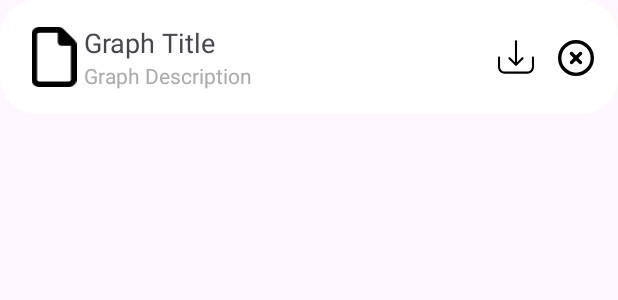
After one commit to BrunoSilvaa/MEICM_SSC, an Android app: the layout item_scan_history.xml on its own in the app's theme, with its tools: preview values and no code run, on a phone screen of 412 x 824 dp. The commit adds this screen. Shown: the top 300 px of the screen. Run offline under Robolectric (Android 15) with nearby library versions, the light colour scheme and no system bars.

Commit message:
Created History Scan and respective views

```diff
--- a/app/build.gradle.kts
+++ b/app/build.gradle.kts
@@ -46,6 +46,8 @@ dependencies {
     implementation("androidx.constraintlayout:constraintlayout:2.1.4")
     implementation("androidx.navigation:navigation-fragment-ktx:2.7.7")
     implementation("androidx.navigation:navigation-ui-ktx:2.7.7")
+    implementation("androidx.recyclerview:recyclerview:1.3.2")
+    implementation("androidx.swiperefreshlayout:swiperefreshlayout:1.1.0")
     testImplementation("junit:junit:4.13.2")
     androidTestImplementation("androidx.test.ext:junit:1.1.5")
     androidTestImplementation("androidx.test.espresso:espresso-core:3.5.1")
--- a/app/src/main/AndroidManifest.xml
+++ b/app/src/main/AndroidManifest.xml
@@ -28,5 +28,6 @@
             </intent-filter>
         </activity>
         <activity android:name=".ScannerActivity"></activity>
+        <activity android:name=".ScanHistoryActivity"></activity>
     </application>
 </manifest>
--- /dev/null
+++ b/app/src/main/res/drawable/ic_delete.xml
@@ -0,0 +1,9 @@
+<vector xmlns:android="http://schemas.android.com/apk/res/android"
+    android:width="512dp"
+    android:height="512dp"
+    android:viewportWidth="512"
+    android:viewportHeight="512">
+  <path
+      android:fillColor="#FF000000"
+      android:pathData="M256,48a208,208 0,1 1,0 416,208 208,0 1,1 0,-416zM256,512A256,256 0,1 0,256 0a256,256 0,1 0,0 512zM175,175c-9.4,9.4 -9.4,24.6 0,33.9l47,47 -47,47c-9.4,9.4 -9.4,24.6 0,33.9s24.6,9.4 33.9,0l47,-47 47,47c9.4,9.4 24.6,9.4 33.9,0s9.4,-24.6 0,-33.9l-47,-47 47,-47c9.4,-9.4 9.4,-24.6 0,-33.9s-24.6,-9.4 -33.9,0l-47,47 -47,-47c-9.4,-9.4 -24.6,-9.4 -33.9,0z"/>
+</vector>
--- /dev/null
+++ b/app/src/main/res/drawable/ic_download.xml
@@ -0,0 +1,12 @@
+<vector xmlns:android="http://schemas.android.com/apk/res/android"
+    android:width="800dp"
+    android:height="800dp"
+    android:viewportWidth="471.2"
+    android:viewportHeight="471.2">
+  <path
+      android:pathData="M457.7,230.15c-7.5,0 -13.5,6 -13.5,13.5v122.8c0,33.4 -27.2,60.5 -60.5,60.5H87.5c-33.4,0 -60.5,-27.2 -60.5,-60.5v-124.8c0,-7.5 -6,-13.5 -13.5,-13.5s-13.5,6 -13.5,13.5v124.8c0,48.3 39.3,87.5 87.5,87.5h296.2c48.3,0 87.5,-39.3 87.5,-87.5v-122.8C471.2,236.25 465.2,230.15 457.7,230.15z"
+      android:fillColor="#000000"/>
+  <path
+      android:pathData="M226.1,346.75c2.6,2.6 6.1,4 9.5,4s6.9,-1.3 9.5,-4l85.8,-85.8c5.3,-5.3 5.3,-13.8 0,-19.1c-5.3,-5.3 -13.8,-5.3 -19.1,0l-62.7,62.8V30.75c0,-7.5 -6,-13.5 -13.5,-13.5s-13.5,6 -13.5,13.5v273.9l-62.8,-62.8c-5.3,-5.3 -13.8,-5.3 -19.1,0c-5.3,5.3 -5.3,13.8 0,19.1L226.1,346.75z"
+      android:fillColor="#000000"/>
+</vector>
--- /dev/null
+++ b/app/src/main/res/drawable/ic_file.xml
@@ -0,0 +1,9 @@
+<vector xmlns:android="http://schemas.android.com/apk/res/android"
+    android:width="384dp"
+    android:height="512dp"
+    android:viewportWidth="384"
+    android:viewportHeight="512">
+  <path
+      android:fillColor="#FF000000"
+      android:pathData="M320,464c8.8,0 16,-7.2 16,-16V160H256c-17.7,0 -32,-14.3 -32,-32V48H64c-8.8,0 -16,7.2 -16,16V448c0,8.8 7.2,16 16,16H320zM0,64C0,28.7 28.7,0 64,0H229.5c17,0 33.3,6.7 45.3,18.7l90.5,90.5c12,12 18.7,28.3 18.7,45.3V448c0,35.3 -28.7,64 -64,64H64c-35.3,0 -64,-28.7 -64,-64V64z"/>
+</vector>
--- /dev/null
+++ b/app/src/main/res/layout/item_scan_history.xml
@@ -0,0 +1,61 @@
+<?xml version="1.0" encoding="utf-8"?>
+<androidx.constraintlayout.widget.ConstraintLayout xmlns:android="http://schemas.android.com/apk/res/android"
+    xmlns:app="http://schemas.android.com/apk/res-auto"
+    android:layout_width="match_parent"
+    android:layout_height="wrap_content"
+    android:padding="16dp"
+    android:background="@drawable/button_background"
+    >
+
+    <ImageView
+        android:id="@+id/iconImageView"
+        android:layout_width="40dp"
+        android:layout_height="40dp"
+        android:src="@drawable/ic_file"
+        app:layout_constraintStart_toStartOf="parent"
+        app:layout_constraintTop_toTopOf="parent"
+        app:layout_constraintBottom_toBottomOf="parent"/>
+
+    <TextView
+        android:id="@+id/scanTitle"
+        android:layout_width="0dp"
+        android:layout_height="wrap_content"
+        android:text="Graph Title"
+        android:textSize="18sp"
+        app:layout_constraintStart_toEndOf="@id/iconImageView"
+        app:layout_constraintTop_toTopOf="parent"
+        app:layout_constraintEnd_toStartOf="@id/downloadIcon"
+        app:layout_constraintHorizontal_bias="0.0"/>
+
+    <TextView
+        android:id="@+id/scanDescription"
+        android:layout_width="0dp"
+        android:layout_height="wrap_content"
+        android:text="Graph Description"
+        android:textSize="14sp"
+        android:textColor="@android:color/darker_gray"
+        app:layout_constraintStart_toEndOf="@id/iconImageView"
+        app:layout_constraintTop_toBottomOf="@id/scanTitle"
+        app:layout_constraintEnd_toStartOf="@id/downloadIcon"
+        app:layout_constraintHorizontal_bias="0.0"/>
+
+    <ImageView
+        android:id="@+id/downloadIcon"
+        android:layout_width="24dp"
+        android:layout_height="24dp"
+        android:src="@drawable/ic_download"
+        android:layout_marginEnd="16dp"
+        app:layout_constraintEnd_toStartOf="@id/deleteIcon"
+        app:layout_constraintTop_toTopOf="parent"
+        app:layout_constraintBottom_toBottomOf="parent"/>
+
+    <ImageView
+        android:id="@+id/deleteIcon"
+        android:layout_width="24dp"
+        android:layout_height="24dp"
+        android:src="@drawable/ic_delete"
+        app:layout_constraintBottom_toBottomOf="parent"
+        app:layout_constraintEnd_toEndOf="parent"
+        app:layout_constraintTop_toTopOf="parent"
+        app:layout_constraintVertical_bias="0.526" />
+</androidx.constraintlayout.widget.ConstraintLayout>
```
Also changed, not shown: app/src/main/java/com/example/ssc_project/NavigationUtil.kt (added, +36 -0 lines), app/src/main/java/com/example/ssc_project/ScanHistoryActivity.kt (added, +69 -0 lines), app/src/main/java/com/example/ssc_project/ScanHistoryAdaptar.kt (added, +57 -0 lines), app/src/main/java/com/example/ssc_project/ScannerActivity.kt (+9 -17 lines), app/src/main/res/layout/activity_scan_history.xml (added, +63 -0 lines).
